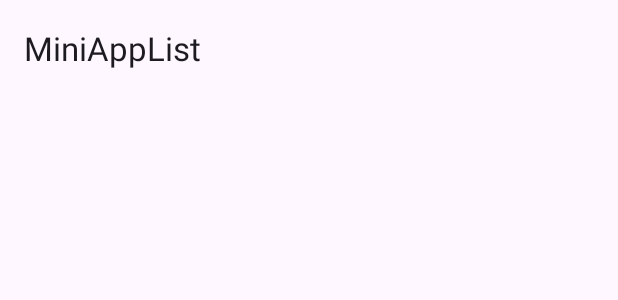
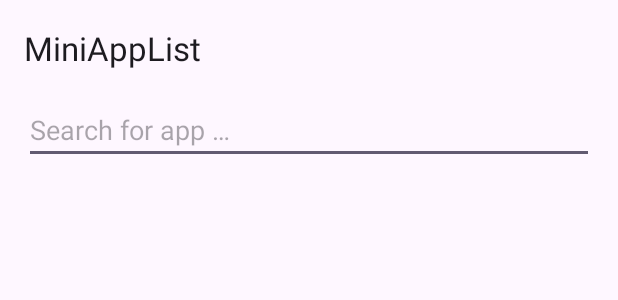
Before and after one commit to gevge/MiniAppList, an Android app: the layout activity_main.xml on its own in the app's theme, with its tools: preview values and no code run, on a phone screen of 412 x 824 dp. Shown: the top 300 px of the screen. Run offline under Robolectric (Android 15) with nearby library versions, the phone set to English and light mode, and no system bars.

Commit message:
Add search feature

```diff
--- a/app/src/main/res/layout/activity_main.xml
+++ b/app/src/main/res/layout/activity_main.xml
@@ -14,6 +14,15 @@
         android:layout_height="wrap_content"
         app:title="@string/app_name" />
 
+    <EditText
+        android:id="@+id/editSearch"
+        android:layout_width="match_parent"
+        android:layout_height="wrap_content"
+        android:layout_marginHorizontal="@dimen/horizontal_space"
+        android:hint="@string/search_hint"
+        android:importantForAutofill="no"
+        android:inputType="textNoSuggestions" />
+
     <androidx.recyclerview.widget.RecyclerView
         android:id="@+id/rvAppList"
         android:layout_width="match_parent"
--- a/app/src/main/res/values/strings.xml
+++ b/app/src/main/res/values/strings.xml
@@ -2,4 +2,5 @@
     <string name="app_name">MiniAppList</string>
     <string name="app_icon">App Icon</string>
     <string name="launch_app_exception">Unable to launch app: %1$s</string>
+    <string name="search_hint">Search for app …</string>
 </resources>
```
Also changed, not shown: app/src/main/java/net/gevge/miniapplist/ui/MainActivity.kt (+23 -2 lines), app/src/main/java/net/gevge/miniapplist/vm/MainViewModel.kt (+15 -2 lines).
